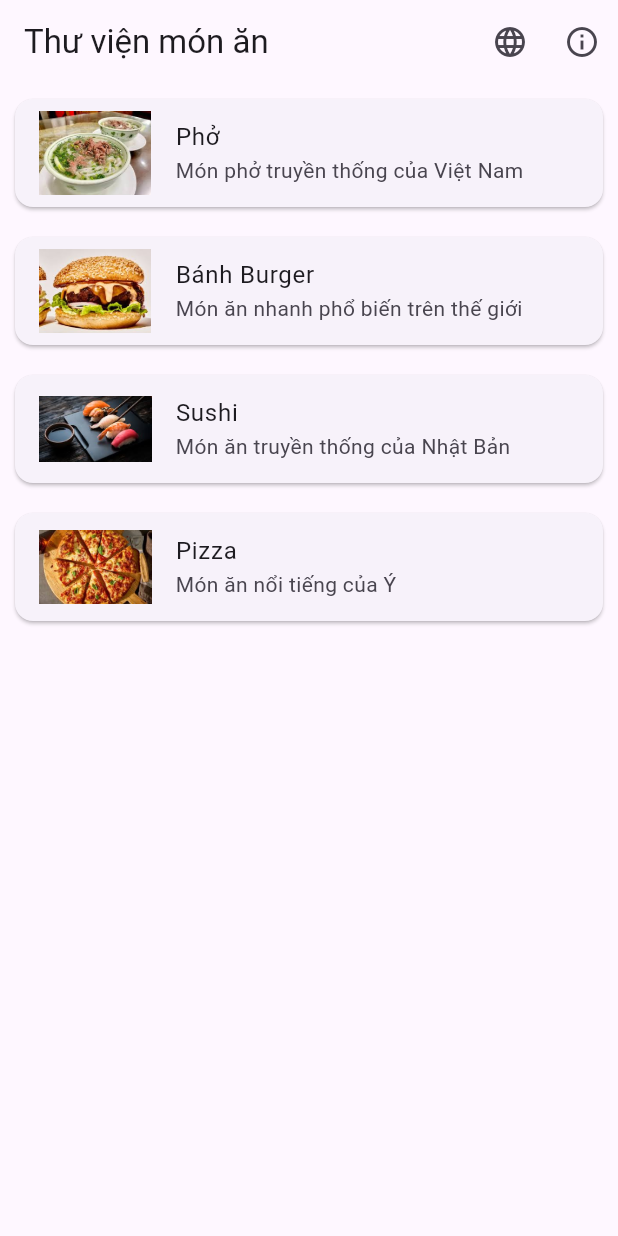
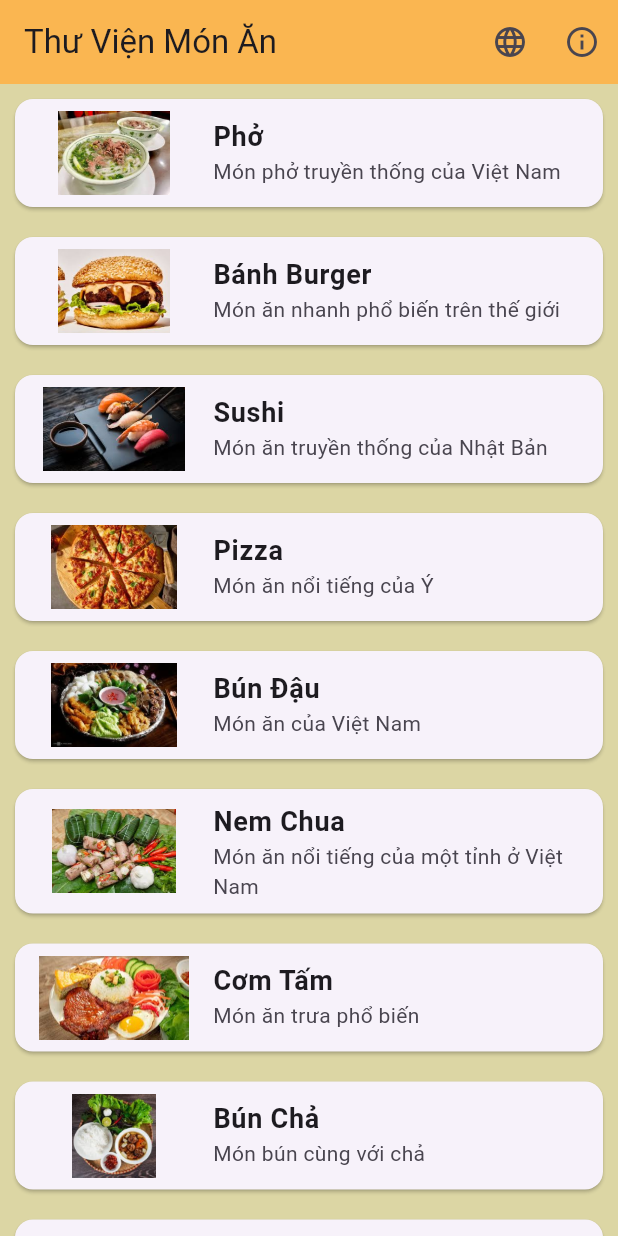
Before and after one commit to Duy414/2025_2_LTTBDD_N02_Nhom_5, a Flutter app: the screen it shows after launch, on a phone screen of 412 x 824 dp. Run offline on Flutter 3.47's test engine with Material 3 defaults, Android fonts, the light colour scheme and no system bars.

Commit message:
bổ sung cho phần 2 ngôn ngữ ở phần title và phần thông tin

```diff
--- a/lib/main.dart
+++ b/lib/main.dart
@@ -6,6 +6,35 @@
 
 enum Language{Vietnamese, English}
 Language currentLanguage = Language.Vietnamese;
+Map<String, Map<String, String>> text = {
+  "Vietnamese": {
+    "tenapp": "Thư Viện Món Ăn",
+    "ngonngu": "Ngôn Ngữ",
+    "thongtin": "Thông Tin Nhóm",
+    "detai": "Ứng dụng thư viện món ăn",
+    "monhoc": "Môn Học: Lập trình cho thiết bị di động",
+    "giaovien": "Giáo Viên Hướng Dẫn: Nguyễn Xuân Quế",
+    "nhom": "Nhóm 5: Trần Văn Duy",
+    "masv": "Mã Sinh Viên: 23015552",
+    "namhoc": "Năm Học: 2025-2026",
+  },
+  "English": {
+    "tenapp": "Food Library",
+    "ngonngu": "Language",
+    "thongtin": "Group information",
+    "detai": "Recipe library app",
+    "monhoc": "Course: Mobile App Development",
+    "giaovien": "Instructor: Nguyen Xuan Que",
+    "nhom": "Group 5: Tran Van Duy",
+    "masv": "ID: 23015552",
+    "namhoc": "Year: 2025-2026",
+  }
+};
+String t(String key) {
+  return currentLanguage == Language.Vietnamese
+      ? text["Vietnamese"]![key]!
+      : text["English"]![key]!;
+}
 class Food {
   String name;
   String description;
@@ -61,6 +90,30 @@
       name: "Pizza",
       description: "Món ăn nổi tiếng của Ý",
       image: "imgs/pizaa.jpg"),
+    Food(
+      name: "Bún Đậu",
+      description: "Món ăn của Việt Nam",
+      image: "imgs/bundau.jpg"),
+    Food(
+      name: "Nem Chua",
+      description: "Món ăn nổi tiếng của một tỉnh ở Việt Nam",
+      image: "imgs/nemchua.jpg"),
+    Food(
+      name: "Cơm Tấm",
+      description: "Món ăn trưa phổ biến",
+      image: "imgs/comtam.jpg"),
+    Food(
+      name: "Bún Chả",
+      description: "Món bún cùng với chả",
+      image: "imgs/buncha.jpg"),
+    Food(
+      name: "Kim Chi",
+      description: "Món không thể thiếu của bữa ăn ở Hàn Quốc",
+      image: "imgs/kimchi.jpg"),
+    Food(
+      name: "Hot Dog",
+      description: "Món ăn nhanh phổ biến ở Mỹ",
+      image: "imgs/hotdog.jpg"),
   ];
 
   final List<Food> foodsEnglish = [
@@ -80,14 +133,40 @@
       name: "Pizza",
       description: "Famous Italian dish",
       image: "imgs/pizaa.jpg"),
+    Food(
+      name: "Bun Dau",
+      description: "Vietnamese food",
+      image: "imgs/bundau.jpg"),
+    Food(
+      name: "Nem Chua",
+      description: "A famous dish from a province in Vietnam.",
+      image: "imgs/nemchua.jpg"),
+    Food(
+      name: "Broken rice",
+      description: "Popular lunch dishes",
+      image: "imgs/comtam.jpg"),
+    Food(
+      name: "Bun Cha",
+      description: "Rice noodles with meatballs",
+      image: "imgs/buncha.jpg"),
+    Food(
+      name: "Kimchi",
+      description: "An indispensable dish in Korean meals.",
+      image: "imgs/kimchi.jpg"),
+    Food(
+      name: "Hot Dog",
+      description: "Fast food is popular in America.",
+      image: "imgs/hotdog.jpg"),
   ];
 
   @override
   Widget build(BuildContext context) {
     List<Food> foods = currentLanguage == Language.Vietnamese ? foodsVietnamese : foodsEnglish;
     return Scaffold(
+      backgroundColor: Color.fromARGB(120, 180, 168, 61),
       appBar: AppBar(
-        title: Text("Thư viện món ăn"),
+        title: Text(t("tenapp")),
+        backgroundColor: Color.fromARGB(255, 250, 182, 81),
         actions: [
           IconButton(
             icon: Icon(Icons.language),
@@ -116,10 +195,10 @@
             child: ListTile(
               leading: Image.asset(
                 foods[index].image,
-                width: 75,
+                width: 100,
               ),
-              title: Text(foods[index].name),
-              subtitle: Text(foods[index].description),
+              title: Text(foods[index].name, style: TextStyle(fontSize: 18, fontWeight: FontWeight.bold),),
+              subtitle: Text(foods[index].description, style: TextStyle(fontSize: 14),)
             ),
           );
         },),
@@ -131,13 +210,13 @@
   @override
   Widget build(BuildContext context) {
     return Scaffold(
-      appBar: AppBar(title: Text("Ngôn ngữ")),
-
+      backgroundColor: Color.fromARGB(120, 255, 252, 222),
+      appBar: AppBar(title: Text(t("ngonngu"),), backgroundColor: Color.fromARGB(255, 250, 182, 81),),
       body: Column(
         children: [
 
           ListTile(
-            title: Text("English"),
+            title: Text("English", style: TextStyle(fontSize: 16)),
             leading: Radio(
               value: Language.English,
               groupValue: currentLanguage,
@@ -150,7 +229,7 @@
           ),
 
           ListTile(
-            title: Text("Tiếng Việt"),
+            title: Text("Tiếng Việt", style: TextStyle(fontSize: 16)),
             leading: Radio(
               value: Language.Vietnamese,
               groupValue: currentLanguage,
@@ -171,7 +250,11 @@
   @override
   Widget build(BuildContext context) {
     return Scaffold(
-      appBar: AppBar(title: Text("Thông tin nhóm"),),
+      backgroundColor: Color.fromARGB(120, 180, 168, 61),
+      appBar: AppBar(
+        title: Text(t("thongtin")),
+        backgroundColor: Color.fromARGB(255, 250, 182, 81),
+        ),
       body: Center(child: Card(
         elevation: 5,
         margin: EdgeInsets.all(10),
@@ -185,13 +268,13 @@
               color: Colors.red,
             ),
             SizedBox(height: 10),
-            Text("Ứng dụng thư viện món ăn", style: TextStyle(fontSize: 20, fontWeight: FontWeight.bold),),
+            Text(t("detai"), style: TextStyle(fontSize: 20, fontWeight: FontWeight.bold),),
             SizedBox(height: 15),
-            Text("Môn Học: Lập trình cho thiết bị di động", style: TextStyle(fontSize: 16),),
-            Text("Giáo Viên Hướng Dẫn: Nguyễn Xuân Quế", style: TextStyle(fontSize: 16),),
-            Text("Nhóm 5: Trần Văn Duy",style: TextStyle(fontSize: 16),),
-            Text("Mã Sinh Viên: 23015552", style: TextStyle(fontSize: 16),),
-            Text("Năm Học: 2025-2026", style: TextStyle(fontSize: 16),)
+            Text(t("monhoc"), style: TextStyle(fontSize: 15),),
+            Text(t("giaovien"), style: TextStyle(fontSize: 15),),
+            Text(t("nhom"), style: TextStyle(fontSize: 15),),
+            Text(t("masv"), style: TextStyle(fontSize: 15),),
+            Text(t("namhoc"), style: TextStyle(fontSize: 15),)
             ]
           ),
           ),
```
Also changed, not shown: imgs/buncha.jpg (added), imgs/bundau.jpg (added), imgs/comtam.jpg (added), imgs/hotdog.jpg (added), imgs/kimchi.jpg (added), imgs/nemchua.jpg (added).
